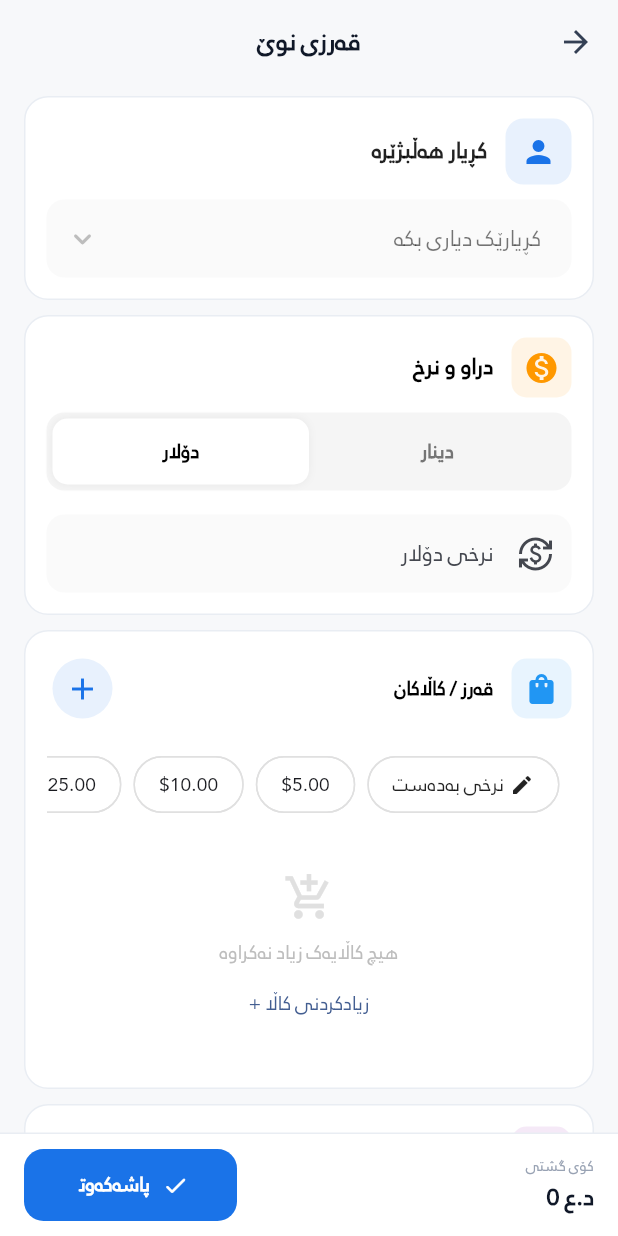
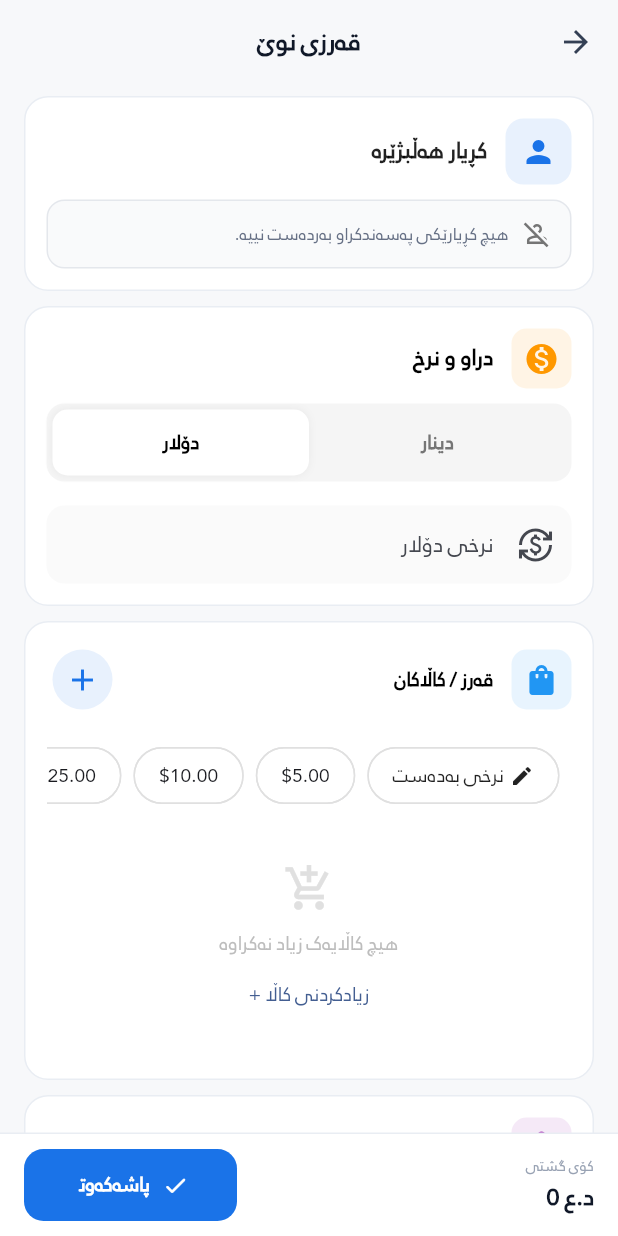
Before and after one commit to arambarzani07/zhiroxVIPuser, a Flutter app: the AddDebtScreen screen opened directly, after a tap on "دۆلار", on a phone screen of 412 x 824 dp. Run offline on Flutter 3.47's test engine with Material 3 defaults, Android fonts, the phone set to English and light mode, and no system bars; our stand-ins replace connectivity_plus, flutter_image_compress, flutter_local_notifications, image_picker, pdf, permission_handler and 4 more; missing offline and left inert: workmanager; accounts and stored records are empty; statements that could not run were skipped.

```diff
--- a/lib/screens/shared/add_debt_screen.dart
+++ b/lib/screens/shared/add_debt_screen.dart
@@ -43,6 +43,7 @@ class _AddDebtScreenState extends State<AddDebtScreen> {
   List<RecordModel> _customers = [];
   String? _selectedCustomerId;
   bool _loadingCustomers = true;
+  String? _customerLoadError;
 
   @override
   void initState() {
@@ -74,20 +75,42 @@ class _AddDebtScreenState extends State<AddDebtScreen> {
   }
 
   Future<void> _loadCustomers() async {
+    if (mounted) {
+      setState(() {
+        _loadingCustomers = true;
+        _customerLoadError = null;
+      });
+    }
+
     try {
       final auth = context.read<AuthProvider>();
-      _customers = await PBService.getUsers(
+      final customers = await PBService.getUsers(
         role: 'customer',
         adminId: auth.adminId,
         approved: true,
       );
-      // If creating new debt and user can't set due date, ensure it's off
+      if (!mounted) return;
+
+      setState(() {
+        _customers = customers;
+        _loadingCustomers = false;
+        _customerLoadError = null;
+
+        // If creating new debt and user can't set due date, ensure it's off.
         if (widget.debt == null && !auth.canSetDueDate) {
           _dueDate = null;
           _hasDueDate = false;
         }
-    } catch (_) {}
-    if (mounted) setState(() => _loadingCustomers = false);
+      });
+    } catch (_) {
+      if (!mounted) return;
+      setState(() {
+        _customers = [];
+        _loadingCustomers = false;
+        _customerLoadError =
+            'نەتوانرا لیستی کڕیاران لە سێرڤەر وەربگیرێت. ئینتەرنێت بپشکنە و دووبارە هەوڵ بدە.';
+      });
+    }
   }
 
   @override
@@ -618,6 +641,14 @@ class _AddDebtScreenState extends State<AddDebtScreen> {
   }
 
   Future<void> _save() async {
+    if (_loadingCustomers || _customerLoadError != null) {
+      AppHelpers.showSnackBar(
+        context,
+        'سەرەتا زانیاریی کڕیاران بە سەرکەوتوویی بار بکە.',
+        isError: true,
+      );
+      return;
+    }
     if (!_formKey.currentState!.validate()) return;
     if (_selectedCustomerId == null) {
       AppHelpers.showSnackBar(context, 'تکایە کڕیارێک هەڵبژێرە', isError: true);
@@ -962,34 +993,122 @@ class _AddDebtScreenState extends State<AddDebtScreen> {
             ],
           ),
           const SizedBox(height: 10),
-          _loadingCustomers
-              ? const Center(child: CircularProgressIndicator())
-              : DropdownButtonFormField<String>(
-                  initialValue: _selectedCustomerId,
+          _buildCustomerPicker(isDark),
+          // Show limit warning if selected
+          if (_selectedCustomerId != null) _buildLimitWarning(),
+        ],
+      ),
+    );
+  }
+
+  Widget _buildCustomerPicker(bool isDark) {
+    if (_loadingCustomers) {
+      return const Padding(
+        padding: EdgeInsets.symmetric(vertical: 18),
+        child: Center(child: CircularProgressIndicator(strokeWidth: 2.5)),
+      );
+    }
+
+    if (_customerLoadError != null) {
+      return Container(
+        padding: const EdgeInsets.all(12),
+        decoration: BoxDecoration(
+          color: Colors.orange.withValues(alpha: 0.07),
+          borderRadius: BorderRadius.circular(12),
+          border: Border.all(color: Colors.orange.withValues(alpha: 0.25)),
+        ),
+        child: Column(
+          children: [
+            Row(
+              crossAxisAlignment: CrossAxisAlignment.start,
+              children: [
+                const Icon(Icons.cloud_off_rounded, color: Colors.orange, size: 20),
+                const SizedBox(width: 9),
+                Expanded(
+                  child: Text(
+                    _customerLoadError!,
+                    style: TextStyle(
+                      fontSize: 12.5,
+                      height: 1.5,
+                      color: isDark
+                          ? AppDarkColors.textPrimary
+                          : const Color(0xFF344054),
+                    ),
+                  ),
+                ),
+              ],
+            ),
+            const SizedBox(height: 8),
+            Align(
+              alignment: Alignment.centerLeft,
+              child: OutlinedButton.icon(
+                onPressed: _loadCustomers,
+                icon: const Icon(Icons.refresh_rounded, size: 18),
+                label: const Text('دووبارە هەوڵ بدە'),
+              ),
+            ),
+          ],
+        ),
+      );
+    }
+
+    if (_customers.isEmpty) {
+      return Container(
+        padding: const EdgeInsets.all(12),
+        decoration: BoxDecoration(
+          color: isDark ? AppDarkColors.surface : const Color(0xFFF9FAFB),
+          borderRadius: BorderRadius.circular(12),
+          border: Border.all(
+            color: isDark ? AppDarkColors.cardBorder : const Color(0xFFE4E7EC),
+          ),
+        ),
+        child: Row(
+          children: [
+            Icon(
+              Icons.person_off_outlined,
+              size: 20,
+              color: isDark ? AppDarkColors.textSecondary : Colors.grey.shade600,
+            ),
+            const SizedBox(width: 9),
+            Expanded(
+              child: Text(
+                'هیچ کڕیارێکی پەسەندکراو بەردەست نییە.',
+                style: TextStyle(
+                  fontSize: 12.5,
+                  color: isDark
+                      ? AppDarkColors.textSecondary
+                      : const Color(0xFF667085),
+                ),
+              ),
+            ),
+          ],
+        ),
+      );
+    }
+
+    final selectedValue = _customers.any((c) => c.id == _selectedCustomerId)
+        ? _selectedCustomerId
+        : null;
+
+    return DropdownButtonFormField<String>(
+      initialValue: selectedValue,
       decoration: InputDecoration(
         filled: true,
-                    fillColor: isDark
-                        ? AppDarkColors.inputFill
-                        : Colors.grey.shade50,
+        fillColor: isDark ? AppDarkColors.inputFill : Colors.grey.shade50,
         border: OutlineInputBorder(
           borderRadius: BorderRadius.circular(12),
           borderSide: isDark
               ? BorderSide(color: AppDarkColors.cardBorder)
               : BorderSide.none,
         ),
-                    contentPadding: const EdgeInsets.symmetric(
-                      horizontal: 16,
-                      vertical: 14,
-                    ),
+        contentPadding: const EdgeInsets.symmetric(horizontal: 16, vertical: 14),
       ),
       icon: const Icon(Icons.keyboard_arrow_down_rounded),
       dropdownColor: isDark ? AppDarkColors.card : Colors.white,
       hint: Text(
         'کڕیارێک دیاری بکە',
         style: TextStyle(
-                      color: isDark
-                          ? AppDarkColors.textSecondary
-                          : Colors.black54,
+          color: isDark ? AppDarkColors.textSecondary : Colors.black54,
         ),
       ),
       items: _customers.map((c) {
@@ -998,15 +1117,16 @@ class _AddDebtScreenState extends State<AddDebtScreen> {
           value: c.id,
           child: Row(
             children: [
-                          Text(
+              Expanded(
+                child: Text(
                   '${c.getStringValue('name')} ${c.getStringValue('father_name')}',
+                  overflow: TextOverflow.ellipsis,
                   style: TextStyle(
                     fontWeight: FontWeight.w500,
                     color: isOverLimit
                         ? Colors.red
-                                  : (isDark
-                                        ? AppDarkColors.textPrimary
-                                        : Colors.black87),
+                        : (isDark ? AppDarkColors.textPrimary : Colors.black87),
+                  ),
                 ),
               ),
               if (isOverLimit) ...[
@@ -1025,11 +1145,6 @@ class _AddDebtScreenState extends State<AddDebtScreen> {
           ? (v) => setState(() => _selectedCustomerId = v)
           : null,
       validator: (v) => v == null ? 'کڕیارێک هەڵبژێرە' : null,
-                ),
-          // Show limit warning if selected
-          if (_selectedCustomerId != null) _buildLimitWarning(),
-        ],
-      ),
     );
   }
 
@@ -1081,15 +1196,20 @@ class _AddDebtScreenState extends State<AddDebtScreen> {
                 color: Colors.orange.withValues(alpha: 0.24),
               ),
             ),
-            child: const Row(
-              children: [
-                Icon(Icons.cloud_off_rounded, size: 18, color: Colors.orange),
-                SizedBox(width: 8),
-                Expanded(
+            child: Row(
+              children: [
+                const Icon(Icons.cloud_off_rounded, size: 18, color: Colors.orange),
+                const SizedBox(width: 8),
+                const Expanded(
                   child: Text(
-                    'نەتوانرا باڵانسی کڕیار پشتڕاست بکرێتەوە. پاشەکەوتکردن تا گەڕانەوەی پەیوەندی ڕادەوەستێت.',
+                    'نەتوانرا باڵانسی کڕیار پشتڕاست بکرێتەوە. پاشەکەوتکردن تا پشتڕاستکردنەوە ڕادەوەستێت.',
                     style: TextStyle(fontSize: 11.5, height: 1.5),
                   ),
+                ),
+                IconButton(
+                  tooltip: 'دووبارە هەوڵ بدە',
+                  onPressed: () => setState(() {}),
+                  icon: const Icon(Icons.refresh_rounded, size: 19),
                 ),
               ],
             ),
--- a/lib/services/supabase_compat.dart
+++ b/lib/services/supabase_compat.dart
@@ -161,23 +161,20 @@ class SupabasePBCompat {
   Future<_RelationContext> _contextFor(String logicalName) async {
     if (logicalName == 'users') return const _RelationContext();
 
-    List<Map<String, dynamic>> profiles = const [];
+    // Relation data is part of the live record contract. Never downgrade a
+    // failed profiles/debts request to an empty relation context, because that
+    // makes a network/database failure look like legitimately missing data.
+    final profileData = await _client.from('profiles').select();
+    final profiles = (profileData as List)
+        .map((e) => Map<String, dynamic>.from(e as Map))
+        .toList();
+
     List<Map<String, dynamic>> debts = const [];
-
-    try {
-      final data = await _client.from('profiles').select();
-      profiles = (data as List)
+    if (logicalName == 'payments') {
+      final debtData = await _client.from('debts').select();
+      debts = (debtData as List)
           .map((e) => Map<String, dynamic>.from(e as Map))
           .toList();
-    } catch (_) {}
-
-    if (logicalName == 'payments') {
-      try {
-        final data = await _client.from('debts').select();
-        debts = (data as List)
-            .map((e) => Map<String, dynamic>.from(e as Map))
-            .toList();
-      } catch (_) {}
     }
 
     return _RelationContext(
```
Also changed, not shown: 1 other file. Lines whose indentation alone changed are shown as unchanged.
